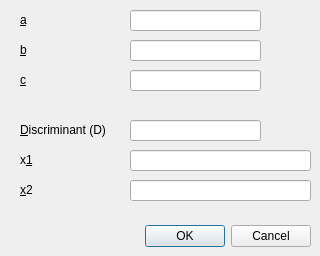
Qt form vicalc/ui/quadratic_equation_dialog.ui (Kudaschov/ViCalc) before a commit.
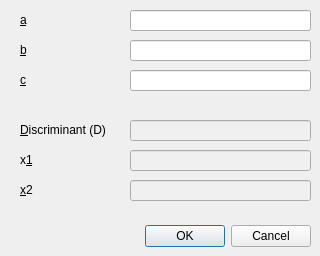
The same form after that commit. Custom widgets are drawn as their Qt base class.

Commit message: fix(dialogs): make read-only edit-boxes gray

The edit to the form file:
```diff
--- a/vicalc/ui/quadratic_equation_dialog.ui
+++ b/vicalc/ui/quadratic_equation_dialog.ui
@@ -50,7 +50,7 @@
     <rect>
      <x>130</x>
      <y>10</y>
-     <width>131</width>
+     <width>181</width>
      <height>21</height>
     </rect>
    </property>
@@ -76,7 +76,7 @@
     <rect>
      <x>130</x>
      <y>40</y>
-     <width>131</width>
+     <width>181</width>
      <height>21</height>
     </rect>
    </property>
@@ -102,7 +102,7 @@
     <rect>
      <x>130</x>
      <y>70</y>
-     <width>131</width>
+     <width>181</width>
      <height>21</height>
     </rect>
    </property>
@@ -128,10 +128,16 @@
     <rect>
      <x>130</x>
      <y>120</y>
-     <width>131</width>
+     <width>181</width>
      <height>21</height>
     </rect>
    </property>
+   <property name="styleSheet">
+    <string notr="true">QLineEdit:read-only {
+    background-color: #f0f0f0;
+    color: #333333;
+}</string>
+   </property>
    <property name="readOnly">
     <bool>true</bool>
    </property>
@@ -161,6 +167,12 @@
      <height>21</height>
     </rect>
    </property>
+   <property name="styleSheet">
+    <string notr="true">QLineEdit:read-only {
+    background-color: #f0f0f0;
+    color: #333333;
+}</string>
+   </property>
    <property name="readOnly">
     <bool>true</bool>
    </property>
@@ -190,6 +202,12 @@
      <height>21</height>
     </rect>
    </property>
+   <property name="styleSheet">
+    <string notr="true">QLineEdit:read-only {
+    background-color: #f0f0f0;
+    color: #333333;
+}</string>
+   </property>
    <property name="readOnly">
     <bool>true</bool>
    </property>
```
The commit also changes 19 other files.
